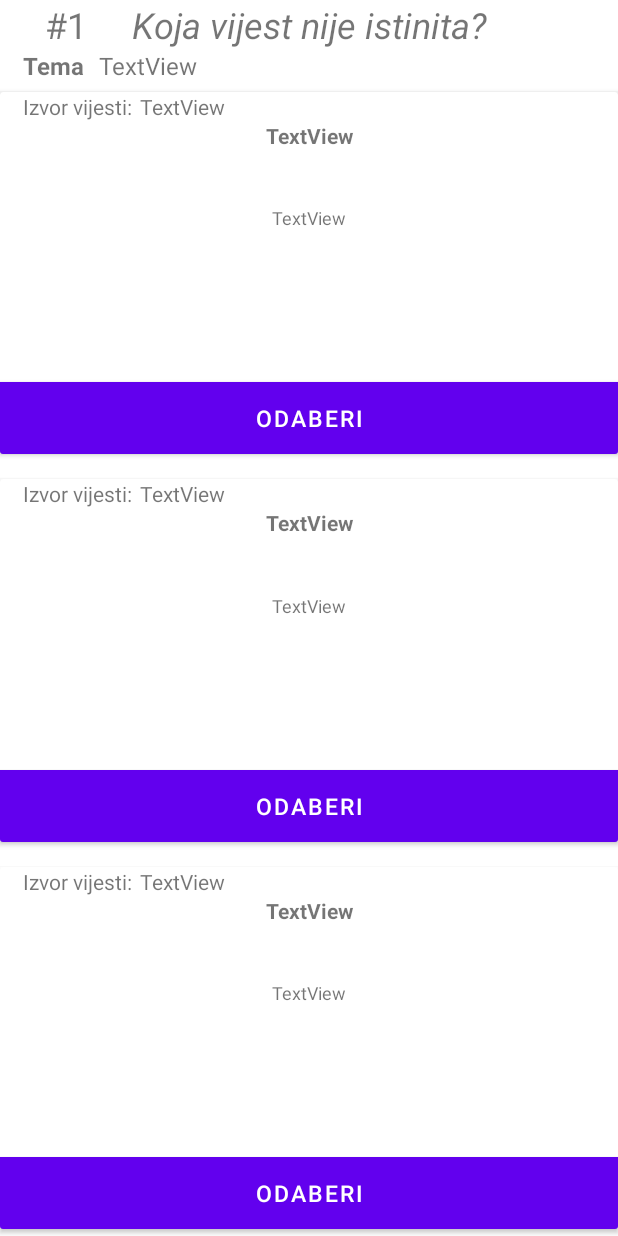
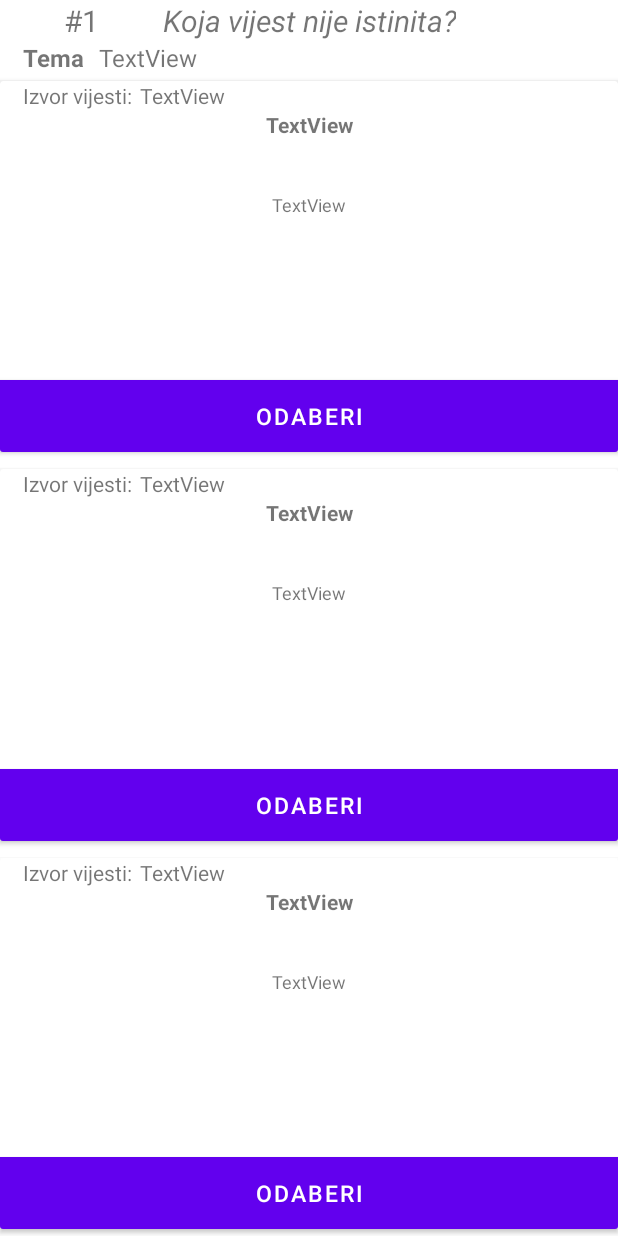
Before and after one commit to Bungar95/Android-DSI2021, an Android app: the QuizFakeNewsActivity screen opened directly, with no data from a screen before it, on a phone screen of 412 x 824 dp. Run offline under Robolectric (Android 15) with nearby library versions, the phone set to English and light mode, and no system bars; Roboto replaces fonts that are not available here; 186 statements that could not run were skipped.

Commit message:
text and layout modification

```diff
--- a/app/src/main/java/hr/cnzd/dsi2021/Activities/Quiz/QuizFakeNewsActivity.java
+++ b/app/src/main/java/hr/cnzd/dsi2021/Activities/Quiz/QuizFakeNewsActivity.java
@@ -52,6 +52,7 @@ public class QuizFakeNewsActivity extends AppCompatActivity implements IQuizActi
     @Override
     public void init() {
         resultIntent = new Intent(this, QuizResultActivity.class);
+        resultIntent.putExtra("vrsta", getIntent().getStringExtra("vrsta"));
         quiz = "fakeNews";
         txtqNum = findViewById(R.id.tvQNum);
         txtTema = findViewById(R.id.tvTema);
--- a/app/src/main/java/hr/cnzd/dsi2021/Activities/Quiz/QuizNasiljeActivity.java
+++ b/app/src/main/java/hr/cnzd/dsi2021/Activities/Quiz/QuizNasiljeActivity.java
@@ -48,6 +48,7 @@ public class QuizNasiljeActivity extends AppCompatActivity implements IQuizActiv
     @Override
     public void init() {
         resultIntent = new Intent(this, QuizResultActivity.class);
+        resultIntent.putExtra("vrsta", getIntent().getStringExtra("vrsta"));
         txtPitanje = findViewById(R.id.pitanje);
         qNum = findViewById(R.id.tvQNum);
         quiz = "prepoznajmo_nasilje";
--- a/app/src/main/java/hr/cnzd/dsi2021/Presenters/Quiz/IQuizResult.java
+++ b/app/src/main/java/hr/cnzd/dsi2021/Presenters/Quiz/IQuizResult.java
@@ -6,7 +6,7 @@ public interface IQuizResult {
 
     interface View{
         void init();
-        void setResultText(int postotak, String vrsta);
+        void setResultText(int postotak, String kviz, String vrsta);
     }
     interface Presenter{
         void created();
--- a/app/src/main/res/layout/activity_quiz_fake_news.xml
+++ b/app/src/main/res/layout/activity_quiz_fake_news.xml
@@ -11,7 +11,7 @@
         android:layout_width="wrap_content"
         android:layout_height="0dp"
         android:text="#"
-        android:textSize="24sp"
+        android:textSize="20sp"
         app:layout_constraintBottom_toTopOf="@+id/linearLayout2"
         app:layout_constraintEnd_toStartOf="@+id/textView"
         app:layout_constraintStart_toStartOf="parent"
@@ -23,7 +23,7 @@
         android:layout_height="wrap_content"
         android:text="Koja vijest nije istinita?"
         android:textAlignment="center"
-        android:textSize="24sp"
+        android:textSize="20sp"
         android:textStyle="italic"
         app:layout_constraintBottom_toTopOf="@+id/linearLayout2"
         app:layout_constraintEnd_toEndOf="parent"
@@ -36,7 +36,7 @@
         android:layout_height="wrap_content"
         android:orientation="horizontal"
         android:paddingLeft="15dp"
-        android:paddingBottom="5dp"
+        android:paddingBottom="3dp"
         app:layout_constraintBottom_toTopOf="@+id/cardView"
         app:layout_constraintEnd_toEndOf="parent"
         app:layout_constraintStart_toStartOf="parent"
@@ -44,7 +44,7 @@
 
         <TextView
             android:layout_width="wrap_content"
-            android:layout_height="wrap_content"
+            android:layout_height="match_parent"
             android:text="Tema"
             android:textSize="16dp"
             android:textStyle="bold" />
@@ -52,7 +52,7 @@
         <TextView
             android:id="@+id/tvTema"
             android:layout_width="wrap_content"
-            android:layout_height="wrap_content"
+            android:layout_height="match_parent"
             android:layout_marginLeft="10dp"
             android:text="TextView"
             android:textSize="16dp" />
@@ -100,8 +100,8 @@
                 android:id="@+id/tvNaslov1"
                 android:layout_width="match_parent"
                 android:layout_height="wrap_content"
-                android:layout_marginStart="5dp"
-                android:layout_marginEnd="5dp"
+                android:layout_marginStart="3dp"
+                android:layout_marginEnd="3dp"
                 android:layout_weight="1"
                 android:gravity="center_horizontal|fill_horizontal"
                 android:text="TextView"
@@ -114,7 +114,9 @@
                 android:layout_width="match_parent"
                 android:layout_height="wrap_content"
                 android:layout_weight="3"
-                android:padding="5dp"
+                android:layout_marginStart="2dp"
+                android:layout_marginEnd="2dp"
+                android:layout_marginBottom="1dp"
                 android:text="TextView"
                 android:textAlignment="center"
                 android:textSize="12sp" />
@@ -134,7 +136,7 @@
     <Space
         android:id="@+id/space2"
         android:layout_width="match_parent"
-        android:layout_height="15dp"
+        android:layout_height="10dp"
         app:layout_constraintBottom_toTopOf="@+id/cardView2"
         app:layout_constraintEnd_toEndOf="parent"
         app:layout_constraintStart_toStartOf="parent"
@@ -181,8 +183,8 @@
                 android:id="@+id/tvNaslov2"
                 android:layout_width="match_parent"
                 android:layout_height="wrap_content"
-                android:layout_marginStart="5dp"
-                android:layout_marginEnd="5dp"
+                android:layout_marginStart="3dp"
+                android:layout_marginEnd="3dp"
                 android:layout_weight="1"
                 android:gravity="center_horizontal|fill_horizontal"
                 android:text="TextView"
@@ -195,7 +197,9 @@
                 android:layout_width="match_parent"
                 android:layout_height="wrap_content"
                 android:layout_weight="3"
-                android:padding="5dp"
+                android:layout_marginStart="2dp"
+                android:layout_marginEnd="2dp"
+                android:layout_marginBottom="1dp"
                 android:text="TextView"
                 android:textAlignment="center"
                 android:textSize="12sp" />
@@ -215,7 +219,7 @@
     <Space
         android:id="@+id/space3"
         android:layout_width="match_parent"
-        android:layout_height="15dp"
+        android:layout_height="10dp"
         app:layout_constraintBottom_toTopOf="@+id/cardView3"
         app:layout_constraintEnd_toEndOf="parent"
         app:layout_constraintHorizontal_bias="0.0"
@@ -263,8 +267,8 @@
                 android:id="@+id/tvNaslov3"
                 android:layout_width="match_parent"
                 android:layout_height="wrap_content"
-                android:layout_marginStart="5dp"
-                android:layout_marginEnd="5dp"
+                android:layout_marginStart="3dp"
+                android:layout_marginEnd="3dp"
                 android:layout_weight="1"
                 android:gravity="center_horizontal|fill_horizontal"
                 android:text="TextView"
@@ -277,7 +281,9 @@
                 android:layout_width="match_parent"
                 android:layout_height="wrap_content"
                 android:layout_weight="3"
-                android:padding="5dp"
+                android:layout_marginStart="2dp"
+                android:layout_marginEnd="2dp"
+                android:layout_marginBottom="1dp"
                 android:text="TextView"
                 android:textAlignment="center"
                 android:textSize="12sp" />
```
Also changed, not shown: app/src/main/java/hr/cnzd/dsi2021/Activities/Quiz/QuizResultActivity.java (+48 -11 lines), app/src/main/res/layout/activity_quiz_result.xml (+13 -1 lines).
